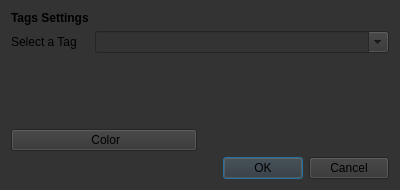
Old version of the form src/gui/edittags.ui in the repository gravityfargo/DavTasks.
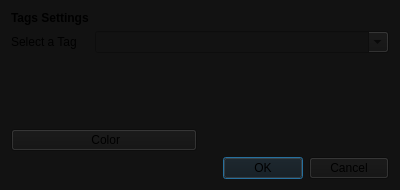
New version of the form.

Commit message: added calendar selection to task dialog

```diff
--- a/src/gui/edittags.ui
+++ b/src/gui/edittags.ui
@@ -14,7 +14,7 @@
    <string>Dav Tasks - Edit Tags</string>
   </property>
   <property name="styleSheet">
-   <string notr="true">background-color: rgb(51, 51, 51);</string>
+   <string notr="true">background-color: rgb(18, 18, 18);</string>
   </property>
   <layout class="QGridLayout" name="gridLayout">
    <item row="4" column="0" colspan="2">
```
The commit also changes 4 other files.
